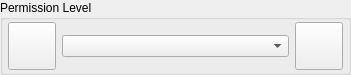
brettrjones/gotvptop, file GoTvApps/GoTvCommon/Forms/PermissionWidget.ui: the form before one commit.
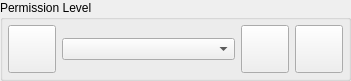
The form after the commit. Custom widgets are drawn as their Qt base class.

The edit to the form file:
```diff
--- a/GoTvApps/GoTvCommon/Forms/PermissionWidget.ui
+++ b/GoTvApps/GoTvCommon/Forms/PermissionWidget.ui
@@ -7,7 +7,7 @@
     <x>0</x>
     <y>0</y>
     <width>351</width>
-    <height>66</height>
+    <height>79</height>
    </rect>
   </property>
   <property name="windowTitle">
@@ -39,13 +39,13 @@
        <number>5</number>
       </property>
       <property name="topMargin">
-       <number>2</number>
+       <number>5</number>
       </property>
       <property name="rightMargin">
        <number>5</number>
       </property>
       <property name="bottomMargin">
-       <number>2</number>
+       <number>5</number>
       </property>
       <item>
        <widget class="VxPushButton" name="m_PermissionButton">
@@ -76,7 +76,32 @@
        <widget class="QComboBox" name="m_PermissionComboBox"/>
       </item>
       <item>
-       <widget class="VxPushButton" name="m_InfoButton">
+       <widget class="VxPushButton" name="m_PluginInfoButton">
+        <property name="minimumSize">
+         <size>
+          <width>48</width>
+          <height>48</height>
+         </size>
+        </property>
+        <property name="maximumSize">
+         <size>
+          <width>48</width>
+          <height>48</height>
+         </size>
+        </property>
+        <property name="text">
+         <string/>
+        </property>
+        <property name="iconSize">
+         <size>
+          <width>48</width>
+          <height>48</height>
+         </size>
+        </property>
+       </widget>
+      </item>
+      <item>
+       <widget class="VxPushButton" name="m_PermissionInfoButton">
         <property name="minimumSize">
          <size>
           <width>48</width>
```
